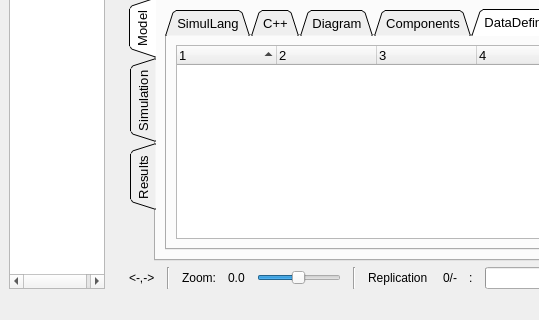
This is source/applications/gui/qt/GenesysQtGUI/mainwindow.ui in rlcancian/Genesys-Simulator as Qt 5 draws it before an edit; both pictures show x 0 to 539 and y 457 to 777 of the 1032 by 777 pixel window. The edited form follows.
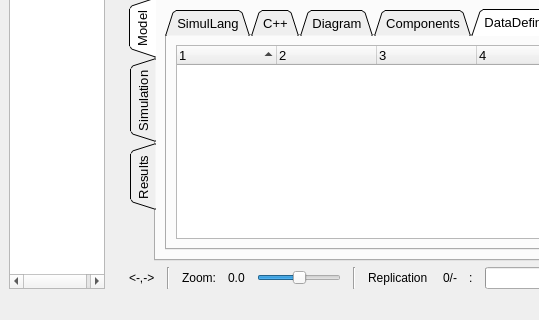
This is the edited form. Icons and pictures are not drawn. Custom widgets are drawn as their Qt base class.

```diff
--- a/source/applications/gui/qt/GenesysQtGUI/mainwindow.ui
+++ b/source/applications/gui/qt/GenesysQtGUI/mainwindow.ui
@@ -719,7 +719,7 @@
       <item>
        <widget class="QSlider" name="horizontalSlider_ZoomGraphical">
         <property name="minimum">
-         <number>1</number>
+         <number>0</number>
         </property>
         <property name="maximum">
          <number>1000</number>
```
